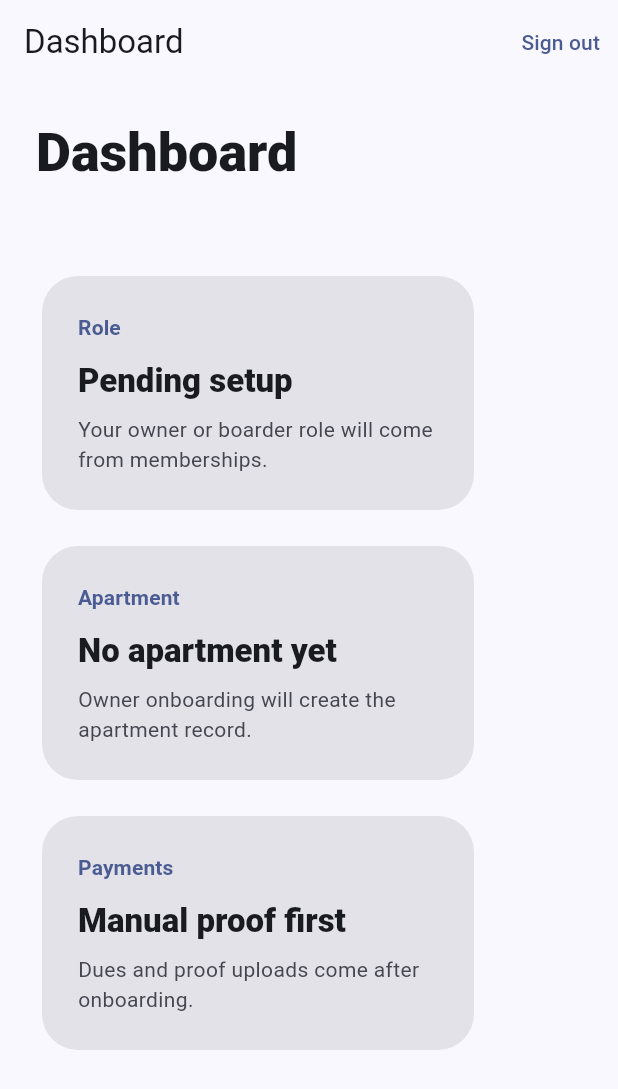
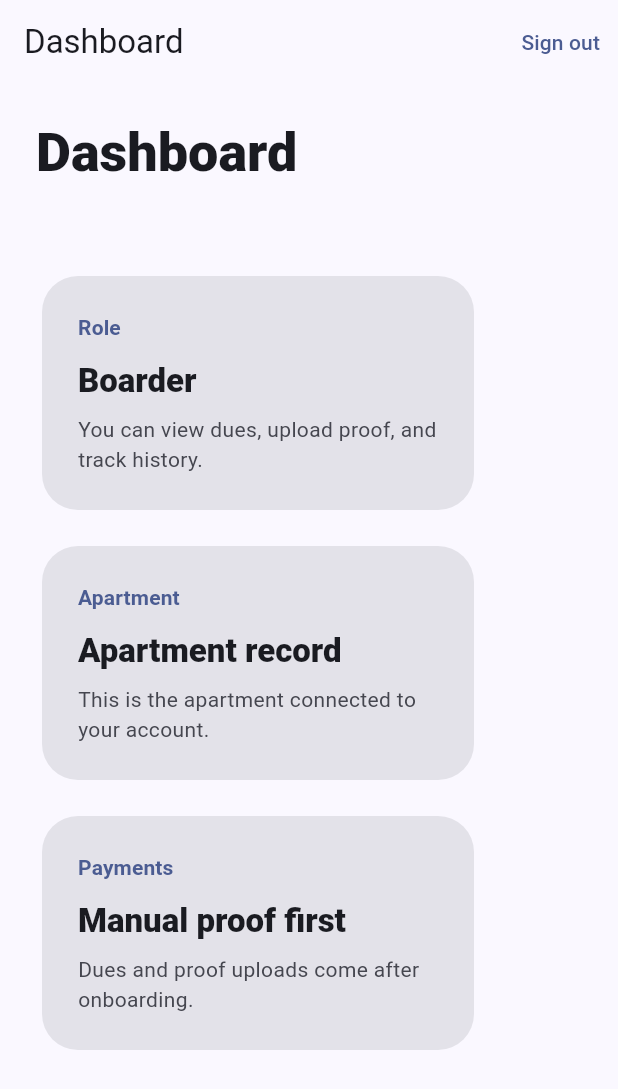
Before and after one commit to CL4-Bisk/secret-repo, a Flutter app: the DashboardScreen screen opened by its route, on a phone screen of 412 x 824 dp. Shown: the top 1089 px of the screen. Run offline on Flutter 3.47's test engine with Material 3 defaults, Android fonts, the light colour scheme and no system bars; our stand-ins replace flutter_riverpod, go_router, supabase_flutter; accounts and stored records are empty; statements that could not run were skipped.

Commit message:
fix: fixed the issue of supabase not fetching profiles into the dashboard

```diff
--- a/lib/features/auth/auth_repository.dart
+++ b/lib/features/auth/auth_repository.dart
@@ -15,6 +15,8 @@ class AuthRepository {
   final SupabaseClient _client;
 
   bool get isSignedIn => _client.auth.currentSession != null;
+
+  String? get currentUserId => _client.auth.currentUser?.id;
 
   String? get currentUserEmail => _client.auth.currentUser?.email;
 
--- a/lib/features/dashboard/dashboard_screen.dart
+++ b/lib/features/dashboard/dashboard_screen.dart
@@ -3,6 +3,7 @@ import 'package:flutter_riverpod/flutter_riverpod.dart';
 import 'package:go_router/go_router.dart';
 
 import '../auth/auth_repository.dart';
+import 'dashboard_repository.dart';
 
 class DashboardScreen extends ConsumerWidget {
   const DashboardScreen({super.key});
@@ -10,7 +11,7 @@ class DashboardScreen extends ConsumerWidget {
   @override
   Widget build(BuildContext context, WidgetRef ref) {
     final authRepository = ref.watch(authRepositoryProvider);
-    final email = authRepository.currentUserEmail ?? 'Signed in user';
+    final summary = ref.watch(dashboardSummaryProvider);
     final colorScheme = Theme.of(context).colorScheme;
 
     return Scaffold(
@@ -29,7 +30,29 @@ class DashboardScreen extends ConsumerWidget {
         ],
       ),
       body: SafeArea(
-        child: LayoutBuilder(
+        child: summary.when(
+          data: (value) => _DashboardContent(summary: value),
+          error: (error, _) => _DashboardError(
+            message: error.toString(),
+            colorScheme: colorScheme,
+          ),
+          loading: () => const Center(child: CircularProgressIndicator()),
+        ),
+      ),
+    );
+  }
+}
+
+class _DashboardContent extends StatelessWidget {
+  const _DashboardContent({required this.summary});
+
+  final DashboardSummary summary;
+
+  @override
+  Widget build(BuildContext context) {
+    final colorScheme = Theme.of(context).colorScheme;
+
+    return LayoutBuilder(
       builder: (context, _) {
         return SingleChildScrollView(
           padding: const EdgeInsets.all(24),
@@ -42,33 +65,33 @@ class DashboardScreen extends ConsumerWidget {
                   Text(
                     'Dashboard',
                     key: const Key('dashboard-screen-title'),
-                        style: Theme.of(context).textTheme.displaySmall
-                            ?.copyWith(fontWeight: FontWeight.w800),
+                    style: Theme.of(context).textTheme.displaySmall?.copyWith(
+                      fontWeight: FontWeight.w800,
+                    ),
                   ),
                   const SizedBox(height: 8),
                   Text(
-                        email,
-                        style: Theme.of(context).textTheme.titleMedium
-                            ?.copyWith(color: colorScheme.onSurfaceVariant),
+                    summary.primaryIdentityLabel,
+                    style: Theme.of(context).textTheme.titleMedium?.copyWith(
+                      color: colorScheme.onSurfaceVariant,
+                    ),
                   ),
                   const SizedBox(height: 24),
                   Wrap(
                     spacing: 16,
                     runSpacing: 16,
-                        children: const [
+                    children: [
                       _DashboardSummaryCard(
                         title: 'Role',
-                            value: 'Pending setup',
-                            description:
-                                'Your owner or boarder role will come from memberships.',
+                        value: summary.roleLabel,
+                        description: summary.roleDescription,
                       ),
                       _DashboardSummaryCard(
                         title: 'Apartment',
-                            value: 'No apartment yet',
-                            description:
-                                'Owner onboarding will create the apartment record.',
+                        value: summary.apartmentLabel,
+                        description: summary.apartmentDescription,
                       ),
-                          _DashboardSummaryCard(
+                      const _DashboardSummaryCard(
                         title: 'Payments',
                         value: 'Manual proof first',
                         description:
@@ -82,6 +105,48 @@ class DashboardScreen extends ConsumerWidget {
           ),
         );
       },
+    );
+  }
+}
+
+class _DashboardError extends StatelessWidget {
+  const _DashboardError({required this.message, required this.colorScheme});
+
+  final String message;
+  final ColorScheme colorScheme;
+
+  @override
+  Widget build(BuildContext context) {
+    return Center(
+      child: Padding(
+        padding: const EdgeInsets.all(24),
+        child: ConstrainedBox(
+          constraints: const BoxConstraints(maxWidth: 560),
+          child: Card(
+            elevation: 0,
+            color: colorScheme.errorContainer,
+            child: Padding(
+              padding: const EdgeInsets.all(24),
+              child: Column(
+                mainAxisSize: MainAxisSize.min,
+                children: [
+                  Text(
+                    'Dashboard data failed to load',
+                    style: Theme.of(context).textTheme.titleLarge,
+                    textAlign: TextAlign.center,
+                  ),
+                  const SizedBox(height: 8),
+                  Text(
+                    message,
+                    style: Theme.of(context).textTheme.bodyMedium?.copyWith(
+                      color: colorScheme.onErrorContainer,
+                    ),
+                    textAlign: TextAlign.center,
+                  ),
+                ],
+              ),
+            ),
+          ),
         ),
       ),
     );
```
Lines whose indentation alone changed are shown as unchanged.
